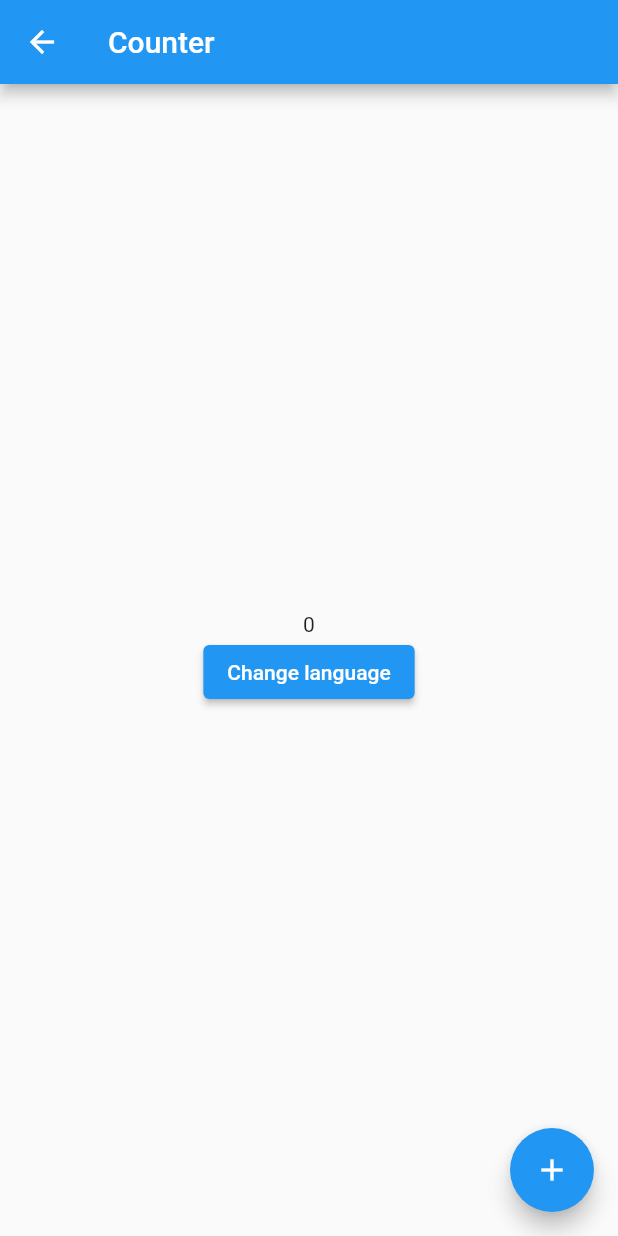
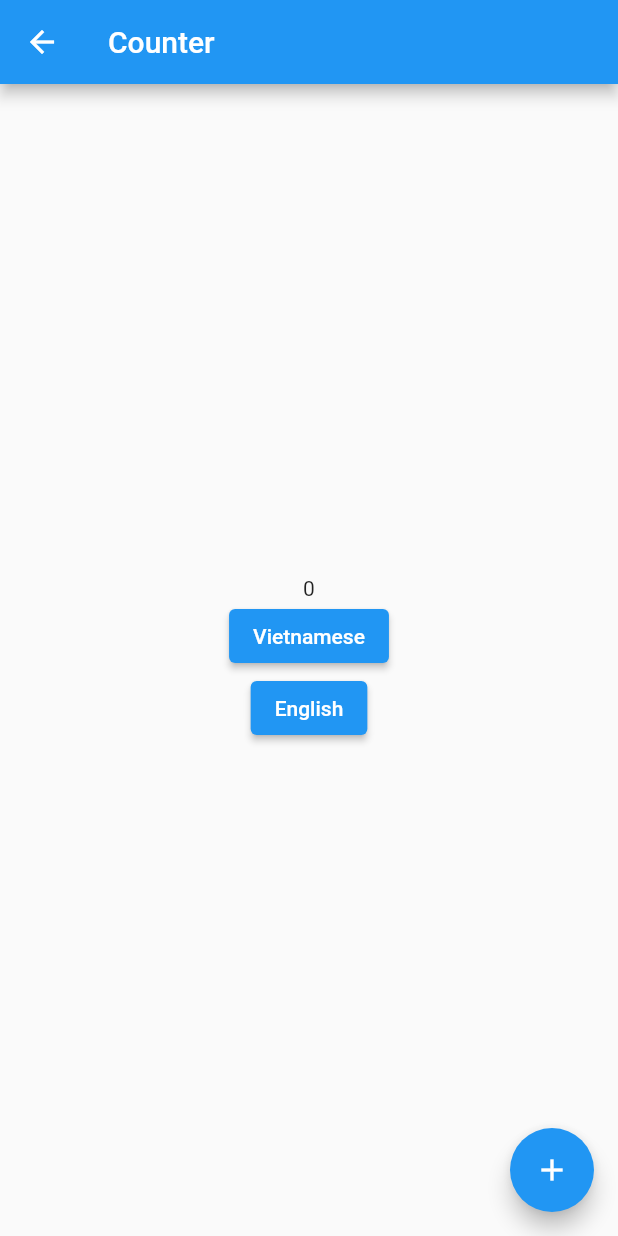
Before and after one commit to pvc97/getx-base, a Flutter app: the CounterScreen screen opened by its route, on a phone screen of 412 x 824 dp. Run offline on Flutter 3.47's test engine with Material 2 defaults, Android fonts, the phone set to English and light mode, and no system bars; our stand-ins replace get, hive, hive_flutter, logger; accounts and stored records are empty.

Commit message:
Refactor code.

```diff
--- a/lib/localization/en_us.dart
+++ b/lib/localization/en_us.dart
@@ -1,4 +1,6 @@
 const enUS = <String, String>{
   'home': 'Home',
   'counter': 'Counter',
+  'vietnamese': 'Vietnamese',
+  'english': 'English',
 };
--- a/lib/localization/vi_vn.dart
+++ b/lib/localization/vi_vn.dart
@@ -1,4 +1,6 @@
 const viVn = <String, String>{
   'home': 'Trang chủ',
   'counter': 'Bộ đếm',
+  'vietnamese': 'Tiếng Việt',
+  'english': 'Tiếng Anh',
 };
--- a/lib/presentations/counter/counter_screen.dart
+++ b/lib/presentations/counter/counter_screen.dart
@@ -27,7 +27,14 @@ class CounterScreen extends StatelessWidget {
                 Get.find<AppController>()
                     .changeLanguage(language: AppLanguage.vietnamese);
               },
-              child: const Text('Change language'),
+              child: Text('vietnamese'.tr),
+            ),
+            ElevatedButton(
+              onPressed: () {
+                Get.find<AppController>()
+                    .changeLanguage(language: AppLanguage.english);
+              },
+              child: Text('english'.tr),
             ),
           ],
         ),
```
